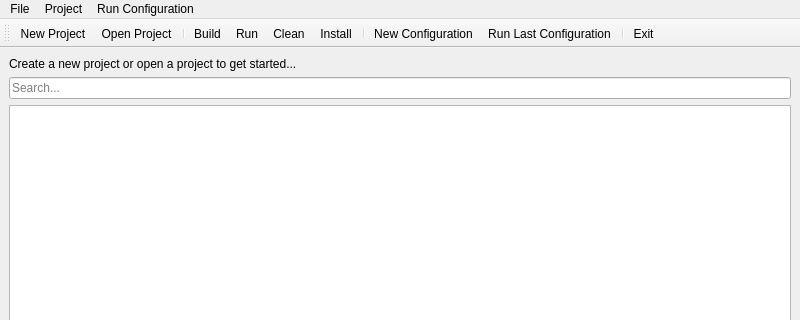
First picture: the form in mainwindow.ui, repository Paul-Passeron/ProjmanQt, before the edit; both pictures show x 0 to 800 and y 0 to 320 of the 800 by 600 pixel window.
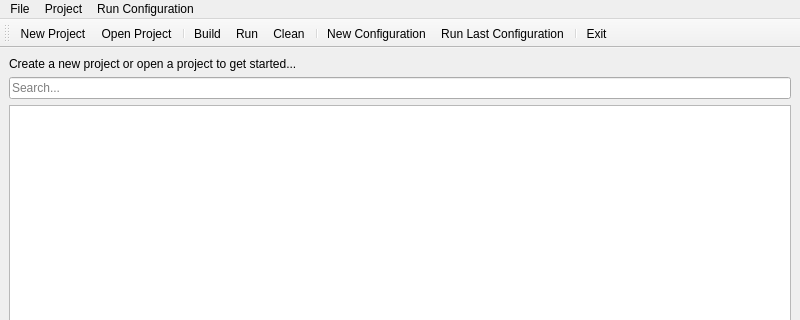
Second picture: the form after the edit. Icons and pictures are not drawn.

Commit message: `Removed actionInstall from UI and related code, updated project serializer to include last configuration and run configurations.`

Diff of the .ui file:
```diff
--- a/mainwindow.ui
+++ b/mainwindow.ui
@@ -103,7 +103,6 @@
    <addaction name="actionBuild"/>
    <addaction name="actionRun"/>
    <addaction name="actionClean"/>
-   <addaction name="actionInstall"/>
    <addaction name="separator"/>
    <addaction name="actionNew_Configuration"/>
    <addaction name="actionRun_Last_Configuration"/>
@@ -164,14 +163,6 @@
     <string>Clean</string>
    </property>
   </action>
-  <action name="actionInstall">
-   <property name="icon">
-    <iconset theme="QIcon::ThemeIcon::DialogPassword"/>
-   </property>
-   <property name="text">
-    <string>Install</string>
-   </property>
-  </action>
   <action name="actionNew_Configuration">
    <property name="icon">
     <iconset theme="QIcon::ThemeIcon::ListAdd"/>
```
Left out of the diff: 1 changed line with no effect on the pictures. The commit also changes 4 other files.
